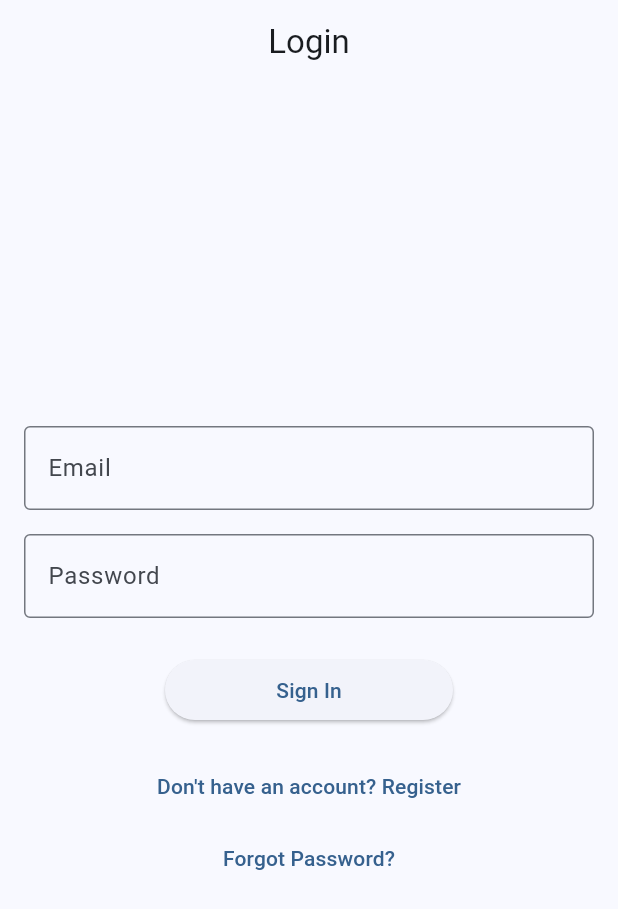
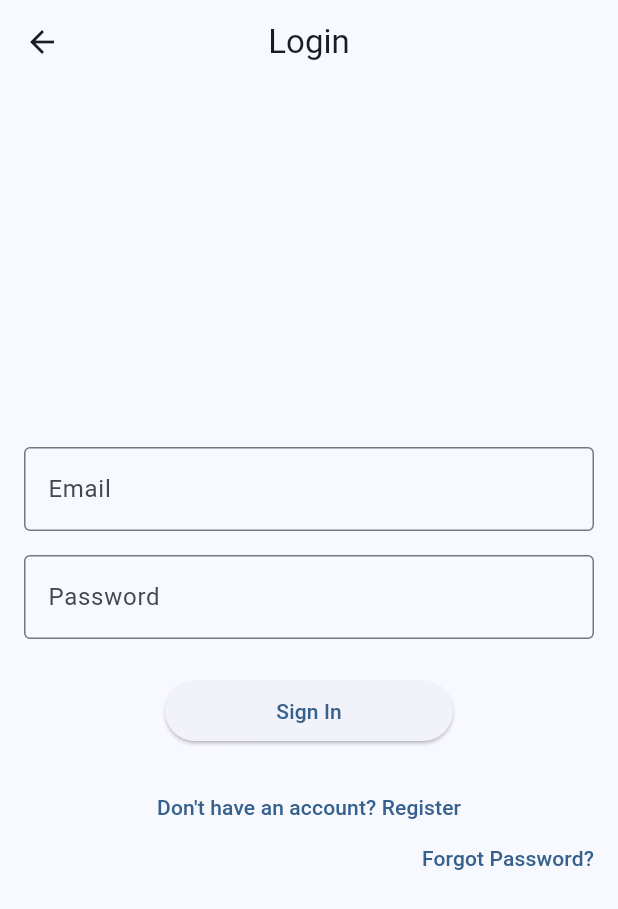
Before and after one commit to DangNguyen1912/flutter_gregtext_game, a Flutter app: the screen it shows after launch, after a tap on "Forgot Password?", on a phone screen of 412 x 824 dp. Shown: the top 909 px of the screen. Run offline on Flutter 3.47's test engine with Material 3 defaults, Android fonts, the phone set to English and light mode, and no system bars; our stand-ins replace cloud_firestore, firebase_auth, firebase_core, go_router, shared_preferences; accounts and stored records are empty.

Commit message:
add forgot password button to sign in screen

```diff
--- a/lib/screens/auth/sign_in_screen.dart
+++ b/lib/screens/auth/sign_in_screen.dart
@@ -124,11 +124,20 @@
                 },
                 child: const Text('Don\'t have an account? Register'),
               ),
-              TextButton(
-                onPressed: () {
-                  // TODO: Implement password reset dialog
-                },
-                child: const Text('Forgot Password?'),
+              Align(
+                alignment: Alignment.centerRight,
+                child: TextButton(
+                  onPressed: () {
+                    // Navigate to forgot password screen
+                    context.push('/forgot-password');
+                  },
+                  style: TextButton.styleFrom(
+                    minimumSize: Size.zero,
+                    padding: EdgeInsets.zero,
+                    tapTargetSize: MaterialTapTargetSize.shrinkWrap,
+                  ),
+                  child: const Text('Forgot Password?'),
+                ),
               ),
             ],
           ),
```
